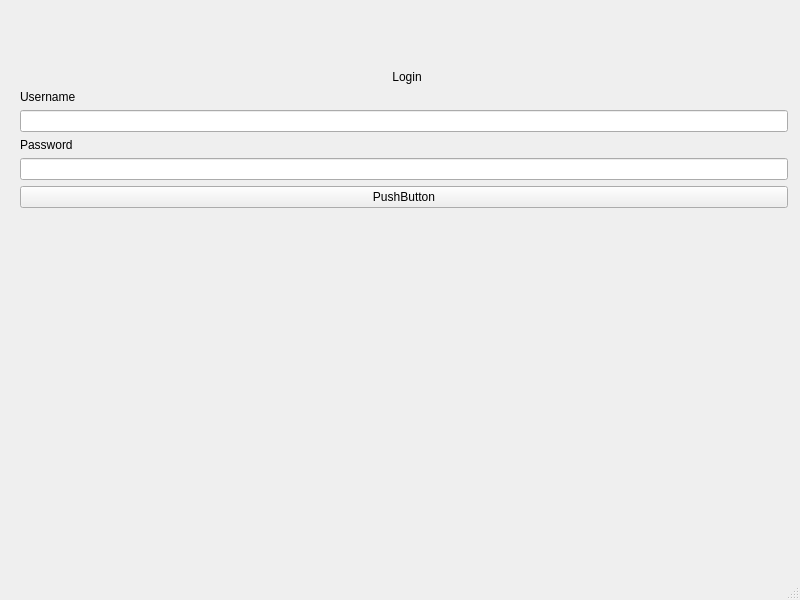
Old version of the form dekstop_app/ui/login_window.ui in the repository AlvinOctaviano16/Kasir_App.
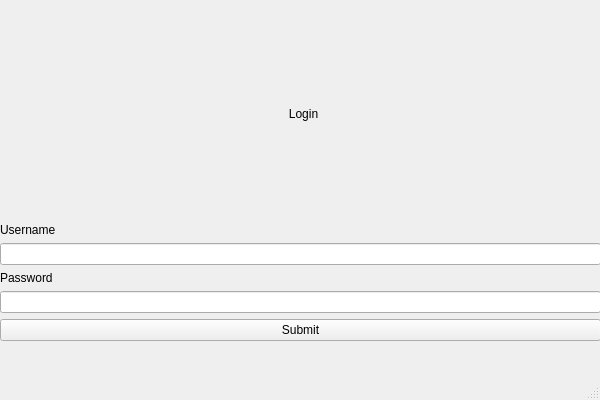
New version of the form.

Commit message: Scratch FrontEnd Login Window

```diff
--- a/dekstop_app/ui/login_window.ui
+++ b/dekstop_app/ui/login_window.ui
@@ -6,8 +6,8 @@
    <rect>
     <x>0</x>
     <y>0</y>
-    <width>800</width>
-    <height>600</height>
+    <width>600</width>
+    <height>400</height>
    </rect>
   </property>
   <property name="maximumSize">
@@ -23,36 +23,78 @@
    <widget class="QWidget" name="verticalLayoutWidget">
     <property name="geometry">
      <rect>
-      <x>20</x>
-      <y>70</y>
-      <width>768</width>
-      <height>431</height>
+      <x>0</x>
+      <y>10</y>
+      <width>601</width>
+      <height>331</height>
      </rect>
     </property>
     <layout class="QVBoxLayout" name="verticalLayout">
      <item>
       <layout class="QFormLayout" name="formLayout">
-       <item row="1" column="0" colspan="2">
+       <item row="0" column="1">
+        <spacer name="verticalSpacer_2">
+         <property name="orientation">
+          <enum>Qt::Orientation::Vertical</enum>
+         </property>
+         <property name="sizeHint" stdset="0">
+          <size>
+           <width>20</width>
+           <height>40</height>
+          </size>
+         </property>
+        </spacer>
+       </item>
+       <item row="1" column="1">
+        <widget class="QLabel" name="login_tittle">
+         <property name="text">
+          <string>Login</string>
+         </property>
+         <property name="alignment">
+          <set>Qt::AlignmentFlag::AlignCenter</set>
+         </property>
+         <property name="margin">
+          <number>0</number>
+         </property>
+         <property name="indent">
+          <number>-1</number>
+         </property>
+        </widget>
+       </item>
+       <item row="2" column="1">
+        <spacer name="verticalSpacer">
+         <property name="orientation">
+          <enum>Qt::Orientation::Vertical</enum>
+         </property>
+         <property name="sizeHint" stdset="0">
+          <size>
+           <width>20</width>
+           <height>40</height>
+          </size>
+         </property>
+        </spacer>
+       </item>
+       <item row="3" column="0" colspan="2">
         <widget class="QLabel" name="username_label">
          <property name="text">
           <string>Username</string>
          </property>
         </widget>
        </item>
-       <item row="2" column="0" colspan="2">
+       <item row="4" column="0" colspan="2">
         <widget class="QLineEdit" name="username_input"/>
        </item>
-       <item row="3" column="0" colspan="2">
+       <item row="5" column="0" colspan="2">
         <widget class="QLabel" name="password_label">
          <property name="text">
           <string>Password</string>
          </property>
         </widget>
        </item>
-       <item row="4" column="0" colspan="2">
+       <item row="6" column="0" colspan="2">
         <widget class="QLineEdit" name="password_input"/>
        </item>
-       <item row="5" column="0" colspan="2">
+       <item row="7" column="0" colspan="2">
         <widget class="QPushButton" name="login_button">
          <property name="layoutDirection">
           <enum>Qt::LayoutDirection::LeftToRight</enum>
@@ -61,23 +103,7 @@
           <bool>true</bool>
          </property>
          <property name="text">
-          <string>PushButton</string>
-         </property>
-        </widget>
-       </item>
-       <item row="0" column="1">
-        <widget class="QLabel" name="login_tittle">
-         <property name="text">
-          <string>Login</string>
-         </property>
-         <property name="alignment">
-          <set>Qt::AlignmentFlag::AlignCenter</set>
-         </property>
-         <property name="margin">
-          <number>10</number>
-         </property>
-         <property name="indent">
-          <number>-1</number>
+          <string>Submit</string>
          </property>
         </widget>
        </item>
```
Left out of the diff: 2 changed lines with no effect on the pictures. The commit also changes 4 other files.
